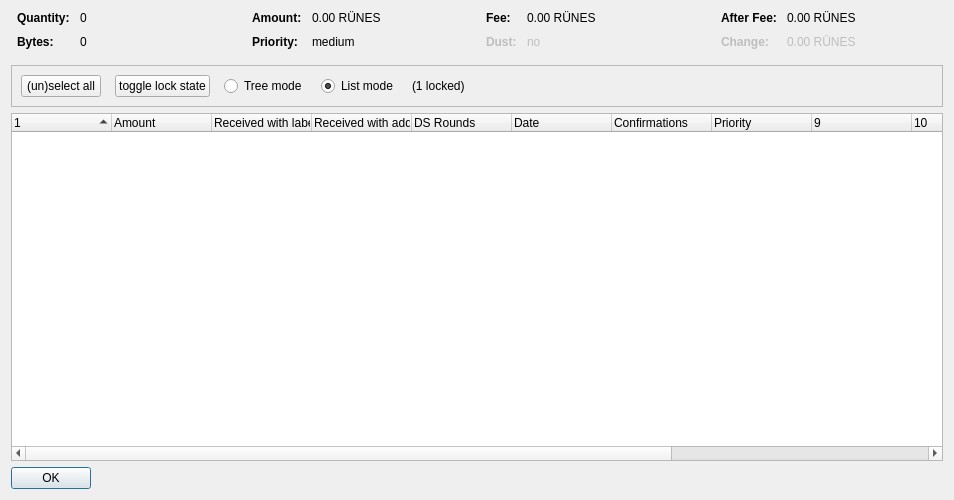
The window that src/qt/forms/coincontroldialog.ui (Rubixblockchain/RUNES-ProtoMaster) describes before a commit, drawn with Qt 5.
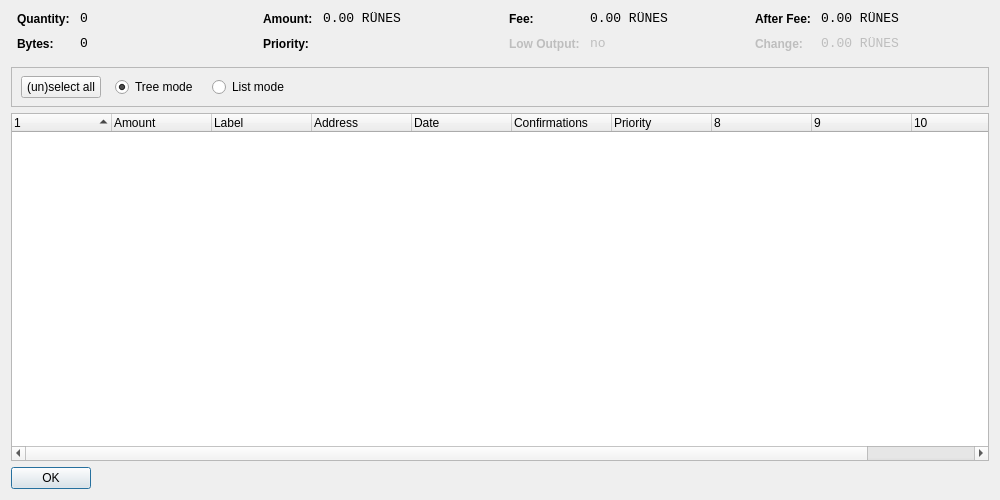
The same window after the commit. Custom widgets are drawn as their Qt base class.

The edit to the form file:
```diff
--- a/src/qt/forms/coincontroldialog.ui
+++ b/src/qt/forms/coincontroldialog.ui
@@ -6,7 +6,7 @@
    <rect>
     <x>0</x>
     <y>0</y>
-    <width>954</width>
+    <width>1000</width>
     <height>500</height>
    </rect>
   </property>
@@ -38,11 +38,8 @@
        </property>
        <item row="0" column="0">
         <widget class="QLabel" name="labelCoinControlQuantityText">
-         <property name="font">
-          <font>
-           <weight>75</weight>
-           <bold>true</bold>
-          </font>
+         <property name="styleSheet">
+          <string notr="true">font-weight:bold;</string>
          </property>
          <property name="text">
           <string>Quantity:</string>
@@ -51,6 +48,12 @@
        </item>
        <item row="0" column="1">
         <widget class="QLabel" name="labelCoinControlQuantity">
+         <property name="font">
+          <font>
+           <family>Monospace</family>
+           <pointsize>10</pointsize>
+          </font>
+         </property>
          <property name="cursor">
           <cursorShape>IBeamCursor</cursorShape>
          </property>
@@ -67,11 +70,8 @@
        </item>
        <item row="1" column="0">
         <widget class="QLabel" name="labelCoinControlBytesText">
-         <property name="font">
-          <font>
-           <weight>75</weight>
-           <bold>true</bold>
-          </font>
+         <property name="styleSheet">
+          <string notr="true">font-weight:bold;</string>
          </property>
          <property name="text">
           <string>Bytes:</string>
@@ -80,6 +80,12 @@
        </item>
        <item row="1" column="1">
         <widget class="QLabel" name="labelCoinControlBytes">
+         <property name="font">
+          <font>
+           <family>Monospace</family>
+           <pointsize>10</pointsize>
+          </font>
+         </property>
          <property name="cursor">
           <cursorShape>IBeamCursor</cursorShape>
          </property>
@@ -112,11 +118,8 @@
        </property>
        <item row="0" column="0">
         <widget class="QLabel" name="labelCoinControlAmountText">
-         <property name="font">
-          <font>
-           <weight>75</weight>
-           <bold>true</bold>
-          </font>
+         <property name="styleSheet">
+          <string notr="true">font-weight:bold;</string>
          </property>
          <property name="text">
           <string>Amount:</string>
@@ -125,6 +128,12 @@
        </item>
        <item row="0" column="1">
         <widget class="QLabel" name="labelCoinControlAmount">
+         <property name="font">
+          <font>
+           <family>Monospace</family>
+           <pointsize>10</pointsize>
+          </font>
+         </property>
          <property name="cursor">
           <cursorShape>IBeamCursor</cursorShape>
          </property>
@@ -141,11 +150,8 @@
        </item>
        <item row="1" column="0">
         <widget class="QLabel" name="labelCoinControlPriorityText">
-         <property name="font">
-          <font>
-           <weight>75</weight>
-           <bold>true</bold>
-          </font>
+         <property name="styleSheet">
+          <string notr="true">font-weight:bold;</string>
          </property>
          <property name="text">
           <string>Priority:</string>
@@ -154,6 +160,12 @@
        </item>
        <item row="1" column="1">
         <widget class="QLabel" name="labelCoinControlPriority">
+         <property name="font">
+          <font>
+           <family>Monospace</family>
+           <pointsize>10</pointsize>
+          </font>
+         </property>
          <property name="cursor">
           <cursorShape>IBeamCursor</cursorShape>
          </property>
@@ -161,7 +173,7 @@
           <enum>Qt::ActionsContextMenu</enum>
          </property>
          <property name="text">
-          <string>medium</string>
+          <string/>
          </property>
          <property name="textInteractionFlags">
           <set>Qt::LinksAccessibleByMouse|Qt::TextSelectableByKeyboard|Qt::TextSelectableByMouse</set>
@@ -186,11 +198,8 @@
        </property>
        <item row="0" column="0">
         <widget class="QLabel" name="labelCoinControlFeeText">
-         <property name="font">
-          <font>
-           <weight>75</weight>
-           <bold>true</bold>
-          </font>
+         <property name="styleSheet">
+          <string notr="true">font-weight:bold;</string>
          </property>
          <property name="text">
           <string>Fee:</string>
@@ -199,6 +208,12 @@
        </item>
        <item row="0" column="1">
         <widget class="QLabel" name="labelCoinControlFee">
+         <property name="font">
+          <font>
+           <family>Monospace</family>
+           <pointsize>10</pointsize>
+          </font>
+         </property>
          <property name="cursor">
           <cursorShape>IBeamCursor</cursorShape>
          </property>
@@ -218,14 +233,11 @@
          <property name="enabled">
           <bool>false</bool>
          </property>
-         <property name="font">
-          <font>
-           <weight>75</weight>
-           <bold>true</bold>
-          </font>
+         <property name="styleSheet">
+          <string notr="true">font-weight:bold;</string>
          </property>
          <property name="text">
-          <string>Dust:</string>
+          <string>Low Output:</string>
          </property>
         </widget>
        </item>
@@ -234,6 +246,12 @@
          <property name="enabled">
           <bool>false</bool>
          </property>
+         <property name="font">
+          <font>
+           <family>Monospace</family>
+           <pointsize>10</pointsize>
+          </font>
+         </property>
          <property name="cursor">
           <cursorShape>IBeamCursor</cursorShape>
          </property>
@@ -266,11 +284,8 @@
        </property>
        <item row="0" column="0">
         <widget class="QLabel" name="labelCoinControlAfterFeeText">
-         <property name="font">
-          <font>
-           <weight>75</weight>
-           <bold>true</bold>
-          </font>
+         <property name="styleSheet">
+          <string notr="true">font-weight:bold;</string>
          </property>
          <property name="text">
           <string>After Fee:</string>
@@ -279,6 +294,12 @@
        </item>
        <item row="0" column="1">
         <widget class="QLabel" name="labelCoinControlAfterFee">
+         <property name="font">
+          <font>
+           <family>Monospace</family>
+           <pointsize>10</pointsize>
+          </font>
+         </property>
          <property name="cursor">
           <cursorShape>IBeamCursor</cursorShape>
          </property>
@@ -298,11 +319,8 @@
          <property name="enabled">
           <bool>false</bool>
          </property>
-         <property name="font">
-          <font>
-           <weight>75</weight>
-           <bold>true</bold>
-          </font>
+         <property name="styleSheet">
+          <string notr="true">font-weight:bold;</string>
          </property>
          <property name="text">
           <string>Change:</string>
@@ -314,6 +332,12 @@
          <property name="enabled">
           <bool>false</bool>
          </property>
+         <property name="font">
+          <font>
+           <family>Monospace</family>
+           <pointsize>10</pointsize>
+          </font>
+         </property>
          <property name="cursor">
           <cursorShape>IBeamCursor</cursorShape>
          </property>
@@ -346,9 +370,16 @@
      <property name="frameShadow">
       <enum>QFrame::Sunken</enum>
      </property>
-     <layout class="QHBoxLayout" name="horizontalLayout">
-      <item>
-       <layout class="QHBoxLayout" name="horizontalLayoutPanel" stretch="0,0,0,0,0,0">
+     <widget class="QWidget" name="horizontalLayoutWidget">
+      <property name="geometry">
+       <rect>
+        <x>10</x>
+        <y>0</y>
+        <width>781</width>
+        <height>41</height>
+       </rect>
+      </property>
+      <layout class="QHBoxLayout" name="horizontalLayoutPanel" stretch="0,0,0,0,0">
         <property name="spacing">
          <number>14</number>
         </property>
@@ -363,25 +394,6 @@
           <property name="text">
            <string>(un)select all</string>
           </property>
-          <property name="autoDefault">
-           <bool>false</bool>
-          </property>
-         </widget>
-        </item>
-        <item>
-         <widget class="QPushButton" name="pushButtonToggleLock">
-          <property name="sizePolicy">
-           <sizepolicy hsizetype="Maximum" vsizetype="Fixed">
-            <horstretch>0</horstretch>
-            <verstretch>0</verstretch>
-           </sizepolicy>
-          </property>
-          <property name="text">
-           <string>toggle lock state</string>
-          </property>
-          <property name="autoDefault">
-           <bool>false</bool>
-          </property>
          </widget>
         </item>
         <item>
@@ -395,6 +407,9 @@
           <property name="text">
            <string>Tree mode</string>
           </property>
+         <property name="checked">
+          <bool>true</bool>
+         </property>
          </widget>
         </item>
         <item>
@@ -408,16 +423,6 @@
           <property name="text">
            <string>List mode</string>
           </property>
-          <property name="checked">
-           <bool>true</bool>
-          </property>
-         </widget>
-        </item>
-        <item>
-         <widget class="QLabel" name="labelLocked">
-          <property name="text">
-           <string>(1 locked)</string>
-          </property>
          </widget>
         </item>
         <item>
@@ -434,8 +439,7 @@
          </spacer>
         </item>
        </layout>
-      </item>
-     </layout>
+     </widget>
     </widget>
    </item>
    <item>
@@ -447,7 +451,7 @@
       <bool>false</bool>
      </property>
      <property name="columnCount">
-      <number>13</number>
+      <number>11</number>
      </property>
      <attribute name="headerShowSortIndicator" stdset="0">
       <bool>true</bool>
@@ -467,17 +471,12 @@
      </column>
      <column>
       <property name="text">
-       <string>Received with label</string>
+       <string>Label</string>
       </property>
      </column>
      <column>
       <property name="text">
-       <string>Received with address</string>
-      </property>
-     </column>
-     <column>
-      <property name="text">
-       <string>DS Rounds</string>
+       <string>Address</string>
       </property>
      </column>
      <column>
@@ -518,11 +517,6 @@
        <string/>
       </property>
      </column>
-     <column>
-      <property name="text">
-       <string/>
-      </property>
-     </column>
     </widget>
    </item>
    <item>
```
Left out of the diff: 4 changed lines with no effect on the pictures. Lines whose indentation alone changed are shown as unchanged.
